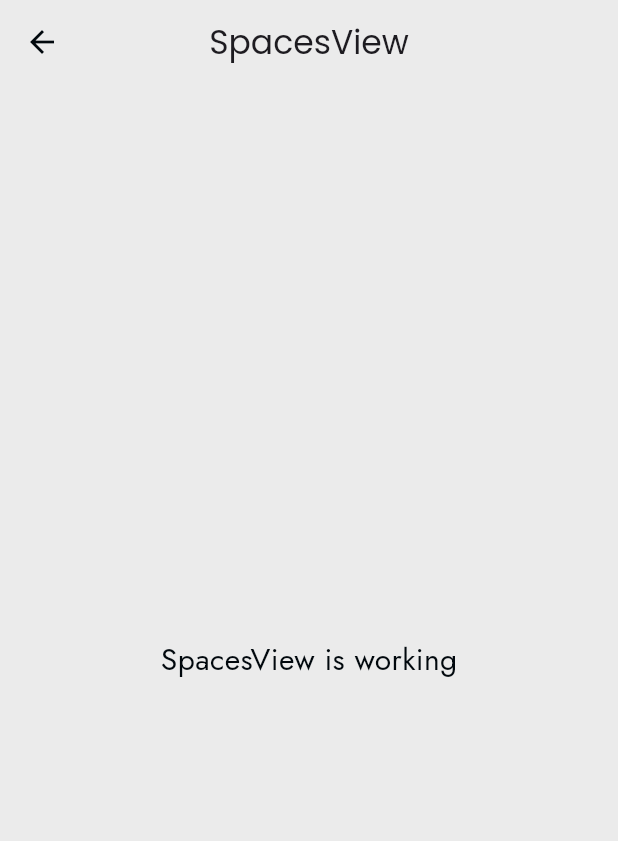
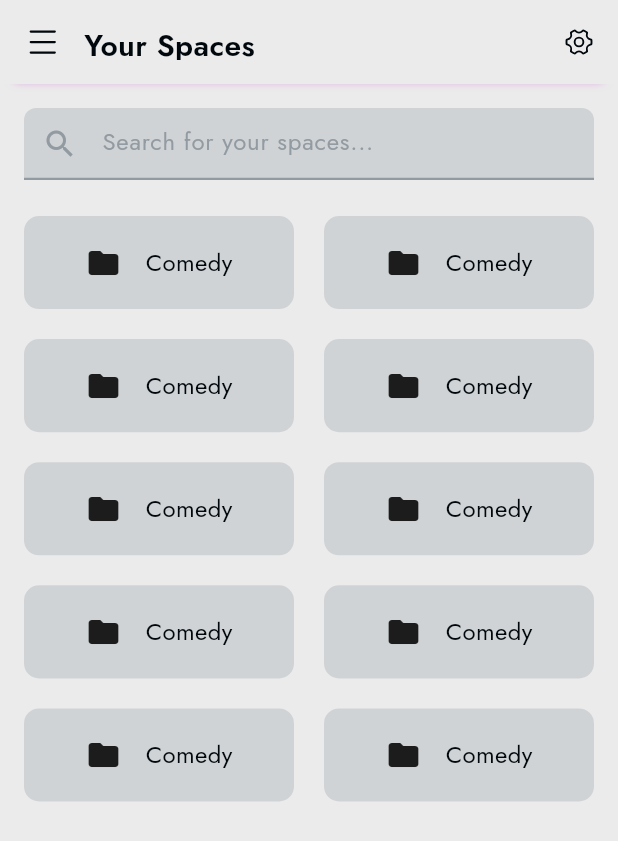
Before and after one commit to Saurav-Rana-June/intellio, a Flutter app: the SpacesView screen opened by its route, on a phone screen of 412 x 824 dp. Shown: the top 841 px of the screen. Run offline on Flutter 3.47's test engine with Material 3 defaults, Android fonts, the phone set to English and light mode, and no system bars; our stand-ins replace circle_nav_bar, firebase_auth, firebase_core, flutter_svg, get, google_fonts and 2 more; missing offline and left inert: all; accounts and stored records are empty.

Commit message:
Updates Search screen and added Spaces Screen

```diff
--- a/lib/app/modules/feed_details/views/feed_details_view.dart
+++ b/lib/app/modules/feed_details/views/feed_details_view.dart
@@ -233,7 +233,7 @@ class _FeedDetailsViewState extends State<FeedDetailsView> {
               const CircleAvatar(),
               const SizedBox(width: 16),
               SizedBox(
-                width: Get.width / 1.6,
+                width: Get.width / 1.8,
                 child: CustomFormField(
                   controller: controller.commentController,
                   hintText: 'Comment here...',
--- a/lib/app/modules/spaces/views/spaces_view.dart
+++ b/lib/app/modules/spaces/views/spaces_view.dart
@@ -1,22 +1,84 @@
+import 'package:Intellio/infrastructure/theme/theme.dart';
 import 'package:flutter/material.dart';
 
 import 'package:get/get.dart';
 
+import '../../../widgets/appbar.widget.dart';
+import '../../../widgets/fields/custom_form_field.dart';
 import '../controllers/spaces_controller.dart';
 
 class SpacesView extends GetView<SpacesController> {
   const SpacesView({super.key});
+
   @override
   Widget build(BuildContext context) {
     return Scaffold(
-      appBar: AppBar(
-        title: const Text('SpacesView'),
-        centerTitle: true,
+      appBar: AppbarWidget(appBarTitle: "Your Spaces"),
+      body: Padding(
+        padding: EdgeInsets.symmetric(horizontal: 16.0),
+        child: Column(
+          children: [
+            const SizedBox(height: 16),
+            CustomFormField(
+              controller: TextEditingController(),
+              hintText: 'Search for your spaces...',
+              prefixIcon: Icons.search,
+              keyboardType: TextInputType.text,
+              validator: (value) {
+                if (value == null || value.isEmpty) {
+                  return 'Password is required';
+                }
+                return null;
+              },
+            ),
+            const SizedBox(height: 24),
+
+            buildSpacesGrid(),
+          ],
+        ),
       ),
-      body: const Center(
-        child: Text(
-          'SpacesView is working',
-          style: TextStyle(fontSize: 20),
+    );
+  }
+
+  Expanded buildSpacesGrid() {
+    return Expanded(
+      child: GridView.builder(
+        gridDelegate: SliverGridDelegateWithFixedCrossAxisCount(
+          crossAxisCount: 2, // Number of columns
+          crossAxisSpacing: 20.0,
+          mainAxisSpacing: 20.0,
+          childAspectRatio: 2.9,
+        ),
+        itemCount: 10, // Number of items
+        itemBuilder: (context, index) {
+          return spaceTile();
+        },
+      ),
+    );
+  }
+}
+
+class spaceTile extends StatelessWidget {
+  const spaceTile({super.key});
+
+  @override
+  Widget build(BuildContext context) {
+    return InkWell(
+      onTap: () {},
+      borderRadius: BorderRadius.circular(10),
+      child: Container(
+        // padding: EdgeInsets.symmetric(horizontal: 16, vertical: 16),
+        decoration: BoxDecoration(
+          color: regular50.withValues(alpha: 0.3),
+          borderRadius: BorderRadius.circular(10),
+        ),
+        child: Row(
+          mainAxisAlignment: MainAxisAlignment.center,
+          children: [
+            Icon(Icons.folder),
+            SizedBox(width: 16),
+            Text("Comedy", style: r16.copyWith()),
+          ],
         ),
       ),
     );
--- a/lib/app/widgets/appbar.widget.dart
+++ b/lib/app/widgets/appbar.widget.dart
@@ -4,7 +4,9 @@ import 'package:flutter_svg/svg.dart';
 import '../../infrastructure/theme/theme.dart';
 
 class AppbarWidget extends StatelessWidget implements PreferredSizeWidget {
-  const AppbarWidget({super.key});
+  String? appBarTitle;
+
+  AppbarWidget({super.key, this.appBarTitle});
 
   @override
   Size get preferredSize => const Size.fromHeight(kToolbarHeight);
@@ -44,7 +46,13 @@ class AppbarWidget extends StatelessWidget implements PreferredSizeWidget {
                   ),
                 ),
                 SizedBox(width: 15),
-                SvgPicture.asset(
+
+                appBarTitle != null
+                    ? Text(
+                      appBarTitle ?? "Untitled",
+                      style: r20.copyWith(fontWeight: FontWeight.w600),
+                    )
+                    : SvgPicture.asset(
                       'assets/images/logo.svg',
                       width: 25,
                       height: 25,
--- a/lib/app/widgets/fields/custom_form_field.dart
+++ b/lib/app/widgets/fields/custom_form_field.dart
@@ -51,9 +51,7 @@ class CustomFormField extends StatelessWidget {
           maxLines: maxLines,
           decoration: InputDecoration(
             hintText: hintText,
-            hintStyle: r16.copyWith(
-              color: regular50
-            ),
+            hintStyle: r16.copyWith(color: regular50),
             prefixIcon: Icon(prefixIcon, color: regular50),
             suffixIcon:
                 isPassword
@@ -79,28 +77,38 @@ class CustomFormField extends StatelessWidget {
                       onPressed: onSuffixIconPressed,
                     )
                     : null,
-            focusedBorder: OutlineInputBorder(
-              borderRadius: BorderRadius.circular(15.0),
+            filled: true,
+            fillColor: regular50.withValues(alpha: 0.3),
+            enabledBorder: UnderlineInputBorder(
+              borderRadius: BorderRadius.only(
+                topLeft: Radius.circular(8),
+                topRight: Radius.circular(8),
+              ),
               borderSide: BorderSide(
                 width: 1.5,
-                color: Theme.of(context).primaryColor,
-              ),
-            ),
-            enabledBorder: OutlineInputBorder(
-              borderRadius: BorderRadius.circular(15.0),
-              borderSide: BorderSide(
-                width: 1.0,
                 color: Theme.of(context).dividerColor,
               ),
             ),
-            errorBorder: OutlineInputBorder(
-              borderRadius: BorderRadius.circular(15.0),
-              borderSide: BorderSide(width: 1.2, color: dangerColor),
+            focusedBorder: UnderlineInputBorder(
+              borderRadius: BorderRadius.only(
+                topLeft: Radius.circular(8),
+                topRight: Radius.circular(8),
+              ),
+              borderSide: BorderSide(width: 1.5, color: primary),
             ),
-            errorStyle: r14.copyWith(color: dangerColor),
-            focusedErrorBorder: OutlineInputBorder(
-              borderRadius: BorderRadius.circular(10.0),
-              borderSide: BorderSide(width: 1.2, color: dangerColor),
+            errorBorder: UnderlineInputBorder(
+              borderRadius: BorderRadius.only(
+                topLeft: Radius.circular(8),
+                topRight: Radius.circular(8),
+              ),
+              borderSide: BorderSide(width: 1.5, color: dangerColor),
+            ),
+            focusedErrorBorder: UnderlineInputBorder(
+              borderRadius: BorderRadius.only(
+                topLeft: Radius.circular(8),
+                topRight: Radius.circular(8),
+              ),
+              borderSide: BorderSide(width: 1.5, color: dangerColor),
             ),
           ),
         );
```
Also changed, not shown: lib/app/modules/search/views/search_view.dart (+24 -2 lines). Lines whose indentation alone changed are shown as unchanged.
